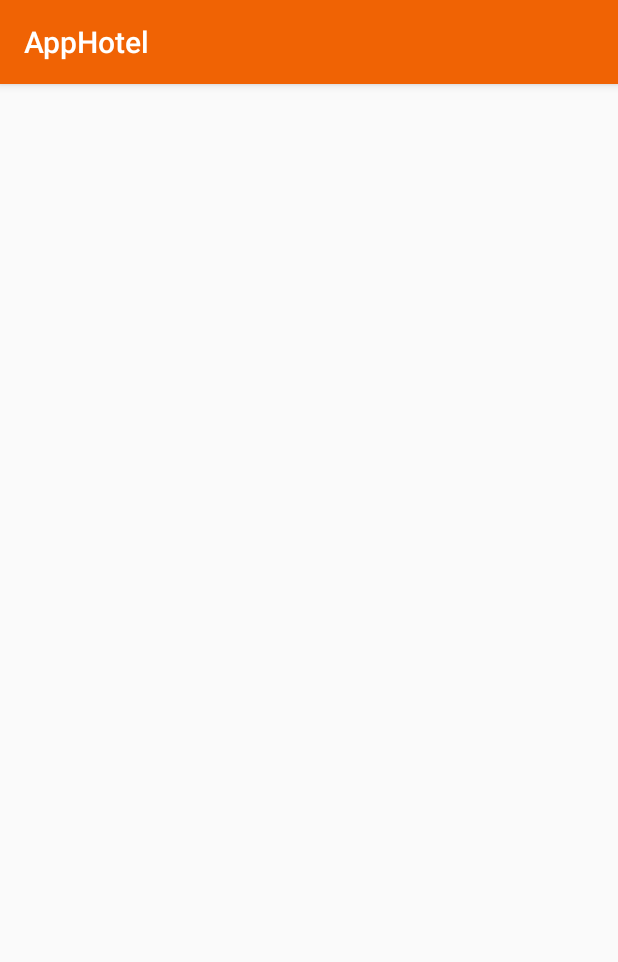
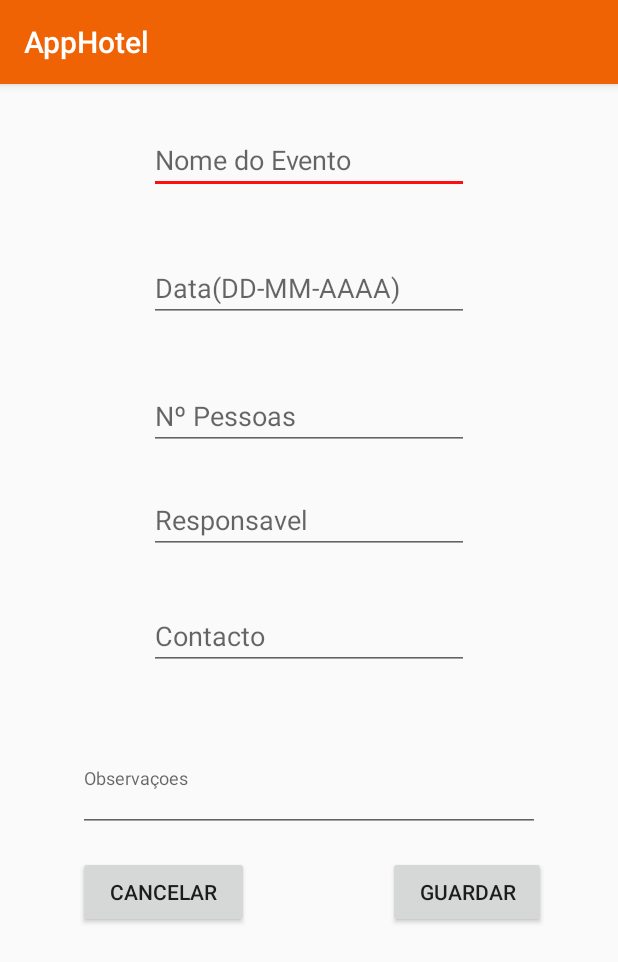
Before and after one commit to miguelpereira25/AppHotel, an Android app: the AddEventos screen opened directly, with no data from a screen before it, on a phone screen of 412 x 824 dp. Shown: the top 962 px of the screen. Run offline under Robolectric (Android 15) with nearby library versions, the phone set to English and light mode, and no system bars.

Commit message:
Created new activity created add event Created the buttons functions created the adding Fields Created Toats

```diff
--- a/app/src/main/res/layout/activity_add_eventos.xml
+++ b/app/src/main/res/layout/activity_add_eventos.xml
@@ -6,4 +6,111 @@
     android:layout_height="match_parent"
     tools:context=".AddEventos">
 
+    <EditText
+        android:id="@+id/editTextName"
+        android:layout_width="wrap_content"
+        android:layout_height="wrap_content"
+        android:layout_marginStart="8dp"
+        android:layout_marginTop="28dp"
+        android:layout_marginEnd="8dp"
+        android:ems="10"
+        android:hint="Nome do Evento"
+        android:inputType="textPersonName"
+        app:layout_constraintEnd_toEndOf="parent"
+        app:layout_constraintStart_toStartOf="parent"
+        app:layout_constraintTop_toTopOf="parent" />
+
+    <EditText
+        android:id="@+id/editTextDate"
+        android:layout_width="wrap_content"
+        android:layout_height="wrap_content"
+        android:layout_marginStart="8dp"
+        android:layout_marginTop="40dp"
+        android:layout_marginEnd="8dp"
+        android:ems="10"
+        android:hint="Data(DD-MM-AAAA)"
+        android:inputType="textPersonName"
+        app:layout_constraintEnd_toEndOf="parent"
+        app:layout_constraintStart_toStartOf="parent"
+        app:layout_constraintTop_toBottomOf="@+id/editTextName" />
+
+    <EditText
+        android:id="@+id/editTextQuantidade"
+        android:layout_width="wrap_content"
+        android:layout_height="wrap_content"
+        android:layout_marginStart="8dp"
+        android:layout_marginTop="40dp"
+        android:layout_marginEnd="8dp"
+        android:ems="10"
+        android:hint="Nº Pessoas"
+        android:inputType="textPersonName"
+        app:layout_constraintEnd_toEndOf="parent"
+        app:layout_constraintStart_toStartOf="parent"
+        app:layout_constraintTop_toBottomOf="@+id/editTextDate" />
+
+    <EditText
+        android:id="@+id/editTextContacto"
+        android:layout_width="wrap_content"
+        android:layout_height="wrap_content"
+        android:layout_marginStart="8dp"
+        android:layout_marginTop="32dp"
+        android:layout_marginEnd="8dp"
+        android:ems="10"
+        android:hint="Contacto"
+        android:inputType="textPersonName"
+        app:layout_constraintEnd_toEndOf="parent"
+        app:layout_constraintStart_toStartOf="parent"
+        app:layout_constraintTop_toBottomOf="@+id/editTextResp" />
+
+    <EditText
+        android:id="@+id/editTextResp"
+        android:layout_width="wrap_content"
+        android:layout_height="wrap_content"
+        android:layout_marginStart="8dp"
+        android:layout_marginTop="24dp"
+        android:layout_marginEnd="8dp"
+        android:ems="10"
+        android:hint="Responsavel"
+        android:inputType="textPersonName"
+        app:layout_constraintEnd_toEndOf="parent"
+        app:layout_constraintStart_toStartOf="parent"
+        app:layout_constraintTop_toBottomOf="@+id/editTextQuantidade" />
+
+    <EditText
+        android:id="@+id/editTextObs"
+        android:layout_width="308dp"
+        android:layout_height="72dp"
+        android:layout_marginStart="8dp"
+        android:layout_marginTop="36dp"
+        android:layout_marginEnd="8dp"
+        android:ems="10"
+        android:hint="Observaçoes"
+        android:inputType="textPersonName"
+        android:textSize="12sp"
+        app:layout_constraintEnd_toEndOf="parent"
+        app:layout_constraintStart_toStartOf="parent"
+        app:layout_constraintTop_toBottomOf="@+id/editTextContacto" />
+
+    <Button
+        android:id="@+id/buttonCancel"
+        android:layout_width="114dp"
+        android:layout_height="wrap_content"
+        android:layout_marginStart="8dp"
+        android:layout_marginTop="16dp"
+        android:layout_marginEnd="8dp"
+        android:text="Cancelar"
+        app:layout_constraintEnd_toStartOf="@+id/buttonSave"
+        app:layout_constraintHorizontal_bias="0.343"
+        app:layout_constraintStart_toStartOf="parent"
+        app:layout_constraintTop_toBottomOf="@+id/editTextObs" />
+
+    <Button
+        android:id="@+id/buttonSave"
+        android:layout_width="105dp"
+        android:layout_height="wrap_content"
+        android:layout_marginTop="16dp"
+        android:layout_marginEnd="48dp"
+        android:text="Guardar"
+        app:layout_constraintEnd_toEndOf="parent"
+        app:layout_constraintTop_toBottomOf="@+id/editTextObs" />
 </androidx.constraintlayout.widget.ConstraintLayout>
--- a/app/src/main/res/layout/activity_eventos.xml
+++ b/app/src/main/res/layout/activity_eventos.xml
@@ -4,7 +4,6 @@
     xmlns:tools="http://schemas.android.com/tools"
     android:layout_width="match_parent"
     android:layout_height="match_parent"
-    android:background="@color/colorPrimary"
     tools:context=".Eventos">
 
     <Button
@@ -14,7 +13,7 @@
         android:layout_marginStart="76dp"
         android:layout_marginTop="76dp"
         android:layout_marginEnd="8dp"
-        android:text="Adicionar Evento"
+        android:text="@string/adicionar_evento"
         app:layout_constraintEnd_toEndOf="parent"
         app:layout_constraintHorizontal_bias="0.196"
         app:layout_constraintStart_toStartOf="parent"
--- a/app/src/main/res/values/strings.xml
+++ b/app/src/main/res/values/strings.xml
@@ -5,4 +5,6 @@
     <string name="staff">Staff</string>
     <string name="layout_sala">Layout Sala</string>
     <string name="eventos">Eventos</string>
+    <string name="adicionar_evento">Adicionar Evento</string>
+    <string name="Error_Message">Campo Invalido</string>
 </resources>
```
Also changed, not shown: app/src/main/java/pt/ipg/apphotel/AddEventos.java (+65 -0 lines), app/src/main/java/pt/ipg/apphotel/Eventos.java (+18 -1 lines), app/src/main/java/pt/ipg/apphotel/MainActivity.java (+1 -10 lines).
